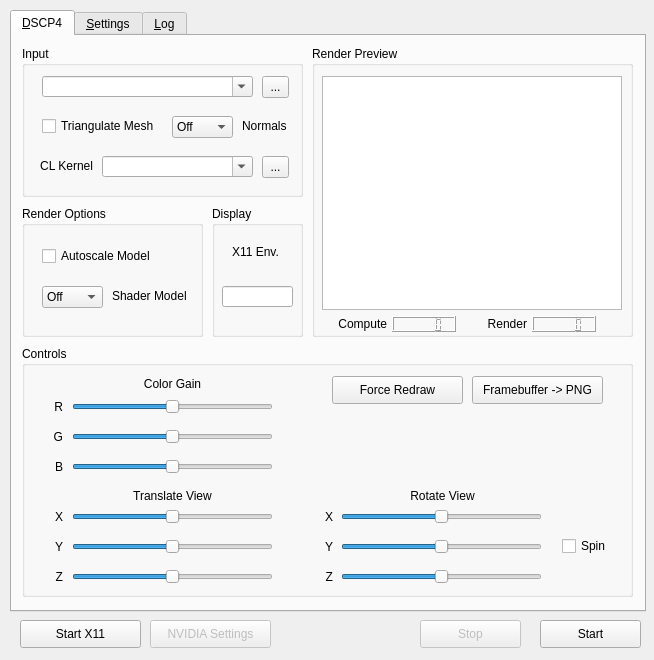
Before: the Qt Designer form render_algorithms/dscp4/dscp4-qt/ui/mainwindow.ui in itsermo/holovideo-algorithms, drawn with Qt 5.
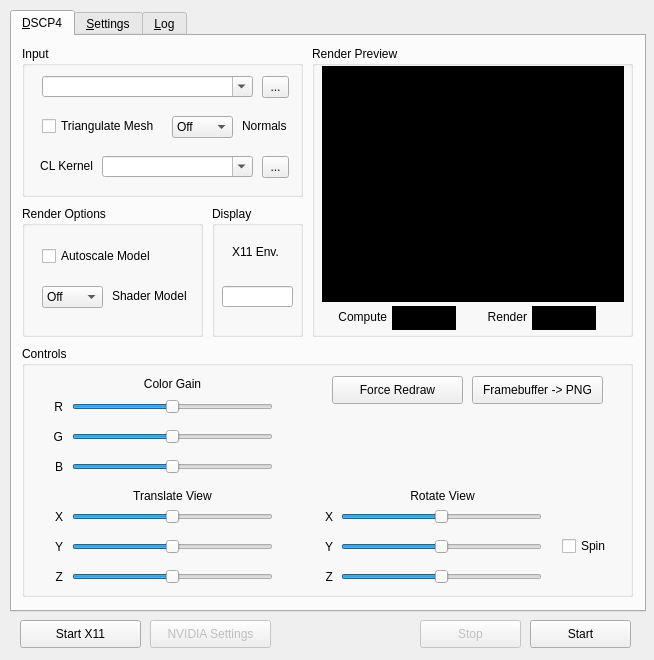
After: the same form once the commit is applied.

```diff
--- a/render_algorithms/dscp4/dscp4-qt/ui/mainwindow.ui
+++ b/render_algorithms/dscp4/dscp4-qt/ui/mainwindow.ui
@@ -833,26 +833,13 @@
       <property name="title">
        <string>Render Preview</string>
       </property>
-      <widget class="QLCDNumber" name="renderFPSCounter">
-       <property name="geometry">
-        <rect>
-         <x>220</x>
-         <y>270</y>
-         <width>64</width>
-         <height>16</height>
-        </rect>
-       </property>
-       <property name="toolTip">
-        <string>&lt;html&gt;&lt;head/&gt;&lt;body&gt;&lt;p&gt;The total frame render speed, in FPS&lt;/p&gt;&lt;/body&gt;&lt;/html&gt;</string>
-       </property>
-      </widget>
       <widget class="QLabel" name="renderFPSLabel">
        <property name="geometry">
         <rect>
          <x>160</x>
-         <y>270</y>
+         <y>260</y>
          <width>55</width>
-         <height>16</height>
+         <height>21</height>
         </rect>
        </property>
        <property name="text">
@@ -866,9 +853,9 @@
        <property name="geometry">
         <rect>
          <x>20</x>
-         <y>270</y>
+         <y>260</y>
          <width>55</width>
-         <height>16</height>
+         <height>21</height>
         </rect>
        </property>
        <property name="text">
@@ -882,11 +869,32 @@
        <property name="geometry">
         <rect>
          <x>10</x>
-         <y>30</y>
-         <width>300</width>
-         <height>234</height>
+         <y>20</y>
+         <width>302</width>
+         <height>236</height>
         </rect>
        </property>
+       <property name="styleSheet">
+        <string notr="true">background: black;</string>
+       </property>
+       <property name="frameShape">
+        <enum>QFrame::NoFrame</enum>
+       </property>
+       <property name="frameShadow">
+        <enum>QFrame::Plain</enum>
+       </property>
+       <property name="lineWidth">
+        <number>0</number>
+       </property>
+       <property name="verticalScrollBarPolicy">
+        <enum>Qt::ScrollBarAlwaysOff</enum>
+       </property>
+       <property name="horizontalScrollBarPolicy">
+        <enum>Qt::ScrollBarAlwaysOff</enum>
+       </property>
+       <property name="sizeAdjustPolicy">
+        <enum>QAbstractScrollArea::AdjustIgnored</enum>
+       </property>
        <property name="backgroundBrush">
         <brush brushstyle="NoBrush">
          <color alpha="255">
@@ -908,20 +916,57 @@
        <property name="interactive">
         <bool>false</bool>
        </property>
+       <property name="alignment">
+        <set>Qt::AlignLeading|Qt::AlignLeft|Qt::AlignTop</set>
+       </property>
       </widget>
       <widget class="QLCDNumber" name="computeFPSCounter">
        <property name="geometry">
         <rect>
          <x>80</x>
-         <y>270</y>
+         <y>260</y>
          <width>64</width>
-         <height>16</height>
+         <height>24</height>
         </rect>
        </property>
        <property name="toolTip">
         <string>&lt;html&gt;&lt;head/&gt;&lt;body&gt;&lt;p&gt;The hologram computation speed, in FPS&lt;/p&gt;&lt;/body&gt;&lt;/html&gt;</string>
        </property>
+       <property name="styleSheet">
+        <string notr="true"> background: black;</string>
+       </property>
+       <property name="digitCount">
+        <number>4</number>
+       </property>
+       <property name="segmentStyle">
+        <enum>QLCDNumber::Flat</enum>
+       </property>
       </widget>
+      <widget class="QLCDNumber" name="renderFPSCounter">
+       <property name="geometry">
+        <rect>
+         <x>220</x>
+         <y>260</y>
+         <width>64</width>
+         <height>24</height>
+        </rect>
+       </property>
+       <property name="toolTip">
+        <string>&lt;html&gt;&lt;head/&gt;&lt;body&gt;&lt;p&gt;The total frame render speed, in FPS&lt;/p&gt;&lt;/body&gt;&lt;/html&gt;</string>
+       </property>
+       <property name="styleSheet">
+        <string notr="true"> background: black;</string>
+       </property>
+       <property name="segmentStyle">
+        <enum>QLCDNumber::Flat</enum>
+       </property>
+      </widget>
+      <zorder>renderFPSCounter</zorder>
+      <zorder>renderFPSLabel</zorder>
+      <zorder>computeFPSLabel</zorder>
+      <zorder>renderPreviewGraphicsView</zorder>
+      <zorder>computeFPSCounter</zorder>
+      <zorder>renderFPSCounter</zorder>
      </widget>
     </widget>
     <widget class="QWidget" name="settingsTab">
@@ -2722,7 +2767,7 @@
    <widget class="QPushButton" name="startButton">
     <property name="geometry">
      <rect>
-      <x>540</x>
+      <x>530</x>
       <y>620</y>
       <width>101</width>
       <height>28</height>
```
